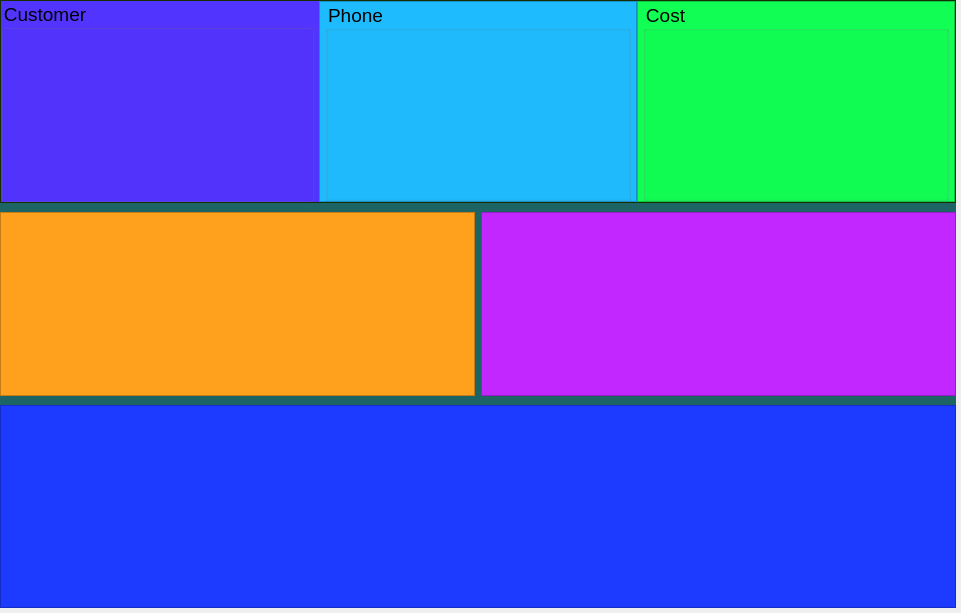
This is gui/uis/pages/main_pages.ui in kusiLaw/laky-phone-POS as Qt 5 draws it before an edit. The edited form follows.
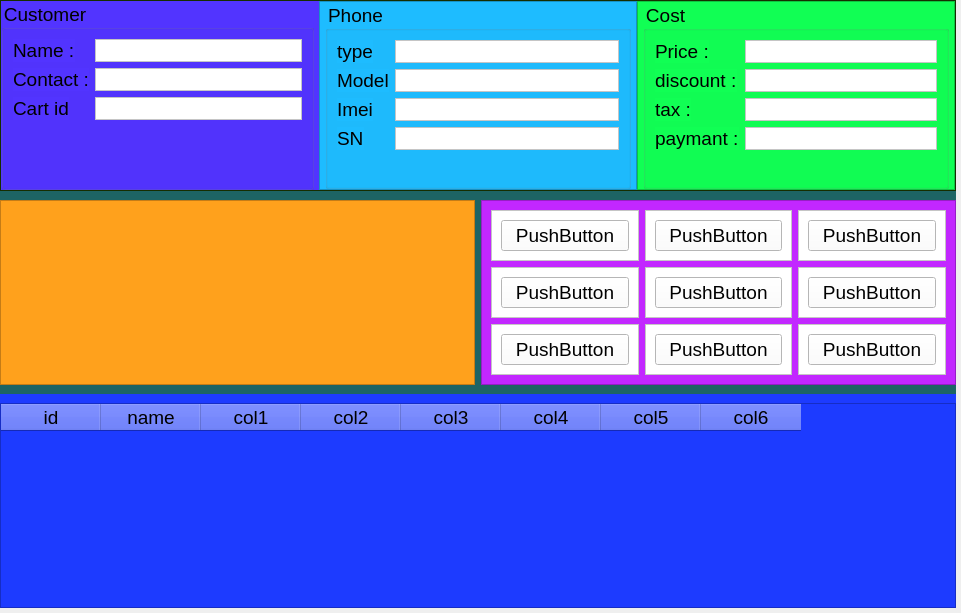
This is the edited form.

Commit message: phone sales partition

The edit to the form file:
```diff
--- a/gui/uis/pages/main_pages.ui
+++ b/gui/uis/pages/main_pages.ui
@@ -189,6 +189,12 @@
               </property>
               <item>
                <widget class="QFrame" name="phone_form_section">
+                <property name="sizePolicy">
+                 <sizepolicy hsizetype="Preferred" vsizetype="Preferred">
+                  <horstretch>0</horstretch>
+                  <verstretch>0</verstretch>
+                 </sizepolicy>
+                </property>
                 <property name="minimumSize">
                  <size>
                   <width>934</width>
@@ -276,6 +282,78 @@
                       <property name="title">
                        <string>Customer</string>
                       </property>
+                      <layout class="QFormLayout" name="formLayout">
+                       <item row="1" column="0">
+                        <widget class="QLabel" name="label_3">
+                         <property name="text">
+                          <string>Name :</string>
+                         </property>
+                        </widget>
+                       </item>
+                       <item row="1" column="1">
+                        <widget class="QFrame" name="frame_10">
+                         <property name="styleSheet">
+                          <string notr="true">background: rgb(255, 255, 255)</string>
+                         </property>
+                         <property name="frameShape">
+                          <enum>QFrame::StyledPanel</enum>
+                         </property>
+                         <property name="frameShadow">
+                          <enum>QFrame::Raised</enum>
+                         </property>
+                        </widget>
+                       </item>
+                       <item row="2" column="0">
+                        <widget class="QLabel" name="label_2">
+                         <property name="text">
+                          <string>Contact :</string>
+                         </property>
+                        </widget>
+                       </item>
+                       <item row="2" column="1">
+                        <widget class="QFrame" name="frame_11">
+                         <property name="styleSheet">
+                          <string notr="true">background: rgb(255, 255, 255)</string>
+                         </property>
+                         <property name="frameShape">
+                          <enum>QFrame::StyledPanel</enum>
+                         </property>
+                         <property name="frameShadow">
+                          <enum>QFrame::Raised</enum>
+                         </property>
+                        </widget>
+                       </item>
+                       <item row="3" column="0">
+                        <widget class="QLabel" name="label_4">
+                         <property name="text">
+                          <string>Cart id</string>
+                         </property>
+                        </widget>
+                       </item>
+                       <item row="4" column="0">
+                        <widget class="QFrame" name="frame_8">
+                         <property name="frameShape">
+                          <enum>QFrame::StyledPanel</enum>
+                         </property>
+                         <property name="frameShadow">
+                          <enum>QFrame::Raised</enum>
+                         </property>
+                        </widget>
+                       </item>
+                       <item row="3" column="1">
+                        <widget class="QFrame" name="frame_21">
+                         <property name="styleSheet">
+                          <string notr="true">background:rgb(255, 255, 255);</string>
+                         </property>
+                         <property name="frameShape">
+                          <enum>QFrame::StyledPanel</enum>
+                         </property>
+                         <property name="frameShadow">
+                          <enum>QFrame::Raised</enum>
+                         </property>
+                        </widget>
+                       </item>
+                      </layout>
                      </widget>
                     </item>
                    </layout>
@@ -325,6 +403,88 @@
                       <property name="title">
                        <string>Phone</string>
                       </property>
+                      <layout class="QFormLayout" name="formLayout_2">
+                       <item row="0" column="0">
+                        <widget class="QLabel" name="label_5">
+                         <property name="text">
+                          <string>type</string>
+                         </property>
+                        </widget>
+                       </item>
+                       <item row="0" column="1">
+                        <widget class="QFrame" name="frame_22">
+                         <property name="styleSheet">
+                          <string notr="true">background:rgb(255, 255, 255);</string>
+                         </property>
+                         <property name="frameShape">
+                          <enum>QFrame::StyledPanel</enum>
+                         </property>
+                         <property name="frameShadow">
+                          <enum>QFrame::Raised</enum>
+                         </property>
+                        </widget>
+                       </item>
+                       <item row="1" column="0">
+                        <widget class="QLabel" name="label_6">
+                         <property name="text">
+                          <string>Model</string>
+                         </property>
+                        </widget>
+                       </item>
+                       <item row="2" column="0">
+                        <widget class="QLabel" name="label_7">
+                         <property name="text">
+                          <string>Imei</string>
+                         </property>
+                        </widget>
+                       </item>
+                       <item row="3" column="0">
+                        <widget class="QLabel" name="label_8">
+                         <property name="text">
+                          <string>SN</string>
+                         </property>
+                        </widget>
+                       </item>
+                       <item row="2" column="1">
+                        <widget class="QFrame" name="frame_23">
+                         <property name="styleSheet">
+                          <string notr="true">background:rgb(255, 255, 255);</string>
+                         </property>
+                         <property name="frameShape">
+                          <enum>QFrame::StyledPanel</enum>
+                         </property>
+                         <property name="frameShadow">
+                          <enum>QFrame::Raised</enum>
+                         </property>
+                        </widget>
+                       </item>
+                       <item row="1" column="1">
+                        <widget class="QFrame" name="frame_24">
+                         <property name="styleSheet">
+                          <string notr="true">background:rgb(255, 255, 255);</string>
+                         </property>
+                         <property name="frameShape">
+                          <enum>QFrame::StyledPanel</enum>
+                         </property>
+                         <property name="frameShadow">
+                          <enum>QFrame::Raised</enum>
+                         </property>
+                        </widget>
+                       </item>
+                       <item row="3" column="1">
+                        <widget class="QFrame" name="frame_25">
+                         <property name="styleSheet">
+                          <string notr="true">background:rgb(255, 255, 255);</string>
+                         </property>
+                         <property name="frameShape">
+                          <enum>QFrame::StyledPanel</enum>
+                         </property>
+                         <property name="frameShadow">
+                          <enum>QFrame::Raised</enum>
+                         </property>
+                        </widget>
+                       </item>
+                      </layout>
                      </widget>
                     </item>
                    </layout>
@@ -374,6 +534,88 @@
                       <property name="title">
                        <string>Cost</string>
                       </property>
+                      <layout class="QFormLayout" name="formLayout_3">
+                       <item row="0" column="0">
+                        <widget class="QLabel" name="label_9">
+                         <property name="text">
+                          <string>Price :</string>
+                         </property>
+                        </widget>
+                       </item>
+                       <item row="1" column="0">
+                        <widget class="QLabel" name="label_10">
+                         <property name="text">
+                          <string>discount :</string>
+                         </property>
+                        </widget>
+                       </item>
+                       <item row="2" column="0">
+                        <widget class="QLabel" name="label_11">
+                         <property name="text">
+                          <string>tax :</string>
+                         </property>
+                        </widget>
+                       </item>
+                       <item row="3" column="0">
+                        <widget class="QLabel" name="label_12">
+                         <property name="text">
+                          <string>paymant :</string>
+                         </property>
+                        </widget>
+                       </item>
+                       <item row="0" column="1">
+                        <widget class="QFrame" name="frame_26">
+                         <property name="styleSheet">
+                          <string notr="true">background:rgb(255, 255, 255);</string>
+                         </property>
+                         <property name="frameShape">
+                          <enum>QFrame::StyledPanel</enum>
+                         </property>
+                         <property name="frameShadow">
+                          <enum>QFrame::Raised</enum>
+                         </property>
+                        </widget>
+                       </item>
+                       <item row="1" column="1">
+                        <widget class="QFrame" name="frame_27">
+                         <property name="styleSheet">
+                          <string notr="true">background:rgb(255, 255, 255);</string>
+                         </property>
+                         <property name="frameShape">
+                          <enum>QFrame::StyledPanel</enum>
+                         </property>
+                         <property name="frameShadow">
+                          <enum>QFrame::Raised</enum>
+                         </property>
+                        </widget>
+                       </item>
+                       <item row="2" column="1">
+                        <widget class="QFrame" name="frame_28">
+                         <property name="styleSheet">
+                          <string notr="true">background:rgb(255, 255, 255);</string>
+                         </property>
+                         <property name="frameShape">
+                          <enum>QFrame::StyledPanel</enum>
+                         </property>
+                         <property name="frameShadow">
+                          <enum>QFrame::Raised</enum>
+                         </property>
+                        </widget>
+                       </item>
+                       <item row="3" column="1">
+                        <widget class="QFrame" name="frame_29">
+                         <property name="styleSheet">
+                          <string notr="true">background:rgb(255, 255, 255);</string>
+                         </property>
+                         <property name="frameShape">
+                          <enum>QFrame::StyledPanel</enum>
+                         </property>
+                         <property name="frameShadow">
+                          <enum>QFrame::Raised</enum>
+                         </property>
+                        </widget>
+                       </item>
+                      </layout>
                      </widget>
                     </item>
                    </layout>
@@ -436,6 +678,206 @@
                    <property name="frameShadow">
                     <enum>QFrame::Raised</enum>
                    </property>
+                   <layout class="QGridLayout" name="gridLayout">
+                    <item row="2" column="2">
+                     <widget class="QFrame" name="frame_13">
+                      <property name="styleSheet">
+                       <string notr="true">background:rgb(255, 255, 255);</string>
+                      </property>
+                      <property name="frameShape">
+                       <enum>QFrame::StyledPanel</enum>
+                      </property>
+                      <property name="frameShadow">
+                       <enum>QFrame::Raised</enum>
+                      </property>
+                      <layout class="QVBoxLayout" name="verticalLayout_10">
+                       <item>
+                        <widget class="QPushButton" name="pushButton_9">
+                         <property name="text">
+                          <string>PushButton</string>
+                         </property>
+                        </widget>
+                       </item>
+                      </layout>
+                     </widget>
+                    </item>
+                    <item row="1" column="1">
+                     <widget class="QFrame" name="frame_14">
+                      <property name="styleSheet">
+                       <string notr="true">background:rgb(255, 255, 255);</string>
+                      </property>
+                      <property name="frameShape">
+                       <enum>QFrame::StyledPanel</enum>
+                      </property>
+                      <property name="frameShadow">
+                       <enum>QFrame::Raised</enum>
+                      </property>
+                      <layout class="QVBoxLayout" name="verticalLayout_11">
+                       <item>
+                        <widget class="QPushButton" name="pushButton_5">
+                         <property name="text">
+                          <string>PushButton</string>
+                         </property>
+                        </widget>
+                       </item>
+                      </layout>
+                     </widget>
+                    </item>
+                    <item row="1" column="2">
+                     <widget class="QFrame" name="frame_12">
+                      <property name="styleSheet">
+                       <string notr="true">background:rgb(255, 255, 255);</string>
+                      </property>
+                      <property name="frameShape">
+                       <enum>QFrame::StyledPanel</enum>
+                      </property>
+                      <property name="frameShadow">
+                       <enum>QFrame::Raised</enum>
+                      </property>
+                      <layout class="QVBoxLayout" name="verticalLayout_9">
+                       <item>
+                        <widget class="QPushButton" name="pushButton_6">
+                         <property name="text">
+                          <string>PushButton</string>
+                         </property>
+                        </widget>
+                       </item>
+                      </layout>
+                     </widget>
+                    </item>
+                    <item row="2" column="1">
+                     <widget class="QFrame" name="frame_15">
+                      <property name="styleSheet">
+                       <string notr="true">background:rgb(255, 255, 255);</string>
+                      </property>
+                      <property name="frameShape">
+                       <enum>QFrame::StyledPanel</enum>
+                      </property>
+                      <property name="frameShadow">
+                       <enum>QFrame::Raised</enum>
+                      </property>
+                      <layout class="QVBoxLayout" name="verticalLayout_12">
+                       <item>
+                        <widget class="QPushButton" name="pushButton_8">
+                         <property name="text">
+                          <string>PushButton</string>
+                         </property>
+                        </widget>
+                       </item>
+                      </layout>
+                     </widget>
+                    </item>
+                    <item row="0" column="1">
+                     <widget class="QFrame" name="frame_16">
+                      <property name="styleSheet">
+                       <string notr="true">background:rgb(255, 255, 255);</string>
+                      </property>
+                      <property name="frameShape">
+                       <enum>QFrame::StyledPanel</enum>
+                      </property>
+                      <property name="frameShadow">
+                       <enum>QFrame::Raised</enum>
+                      </property>
+                      <layout class="QVBoxLayout" name="verticalLayout_13">
+                       <item>
+                        <widget class="QPushButton" name="pushButton_2">
+                         <property name="text">
+                          <string>PushButton</string>
+                         </property>
+                        </widget>
+                       </item>
+                      </layout>
+                     </widget>
+                    </item>
+                    <item row="0" column="2">
+                     <widget class="QFrame" name="frame_17">
+                      <property name="styleSheet">
+                       <string notr="true">background:rgb(255, 255, 255);</string>
+                      </property>
+                      <property name="frameShape">
+                       <enum>QFrame::StyledPanel</enum>
+                      </property>
+                      <property name="frameShadow">
+                       <enum>QFrame::Raised</enum>
+                      </property>
+                      <layout class="QVBoxLayout" name="verticalLayout_14">
+                       <item>
+                        <widget class="QPushButton" name="pushButton_3">
+                         <property name="text">
+                          <string>PushButton</string>
+                         </property>
+                        </widget>
+                       </item>
+                      </layout>
+                     </widget>
+                    </item>
+                    <item row="0" column="0">
+                     <widget class="QFrame" name="frame_18">
+                      <property name="styleSheet">
+                       <string notr="true">background:rgb(255, 255, 255);</string>
+                      </property>
+                      <property name="frameShape">
+                       <enum>QFrame::StyledPanel</enum>
+                      </property>
+                      <property name="frameShadow">
+                       <enum>QFrame::Raised</enum>
+                      </property>
+                      <layout class="QVBoxLayout" name="verticalLayout_15">
+                       <item>
+                        <widget class="QPushButton" name="pushButton">
+                         <property name="text">
+                          <string>PushButton</string>
+                         </property>
+                        </widget>
+                       </item>
+                      </layout>
+                     </widget>
+                    </item>
+                    <item row="1" column="0">
+                     <widget class="QFrame" name="frame_19">
+                      <property name="styleSheet">
+                       <string notr="true">background:rgb(255, 255, 255);</string>
+                      </property>
+                      <property name="frameShape">
+                       <enum>QFrame::StyledPanel</enum>
+                      </property>
+                      <property name="frameShadow">
+                       <enum>QFrame::Raised</enum>
+                      </property>
+                      <layout class="QVBoxLayout" name="verticalLayout_16">
+                       <item>
+                        <widget class="QPushButton" name="pushButton_4">
+                         <property name="text">
+                          <string>PushButton</string>
+                         </property>
+                        </widget>
+                       </item>
+                      </layout>
+                     </widget>
+                    </item>
+                    <item row="2" column="0">
+                     <widget class="QFrame" name="frame_20">
+                      <property name="styleSheet">
+                       <string notr="true">background:rgb(255, 255, 255);</string>
+                      </property>
+                      <property name="frameShape">
+                       <enum>QFrame::StyledPanel</enum>
+                      </property>
+                      <property name="frameShadow">
+                       <enum>QFrame::Raised</enum>
+                      </property>
+                      <layout class="QVBoxLayout" name="verticalLayout_17">
+                       <item>
+                        <widget class="QPushButton" name="pushButton_7">
+                         <property name="text">
+                          <string>PushButton</string>
+                         </property>
+                        </widget>
+                       </item>
+                      </layout>
+                     </widget>
+                    </item>
+                   </layout>
                   </widget>
                  </item>
                 </layout>
@@ -465,11 +907,69 @@
                  <string notr="true">background: rgb(29, 59, 255);</string>
                 </property>
                 <property name="frameShape">
-                 <enum>QFrame::StyledPanel</enum>
+                 <enum>QFrame::NoFrame</enum>
                 </property>
                 <property name="frameShadow">
                  <enum>QFrame::Raised</enum>
                 </property>
+                <layout class="QHBoxLayout" name="horizontalLayout_3">
+                 <property name="leftMargin">
+                  <number>0</number>
+                 </property>
+                 <property name="rightMargin">
+                  <number>0</number>
+                 </property>
+                 <property name="bottomMargin">
+                  <number>0</number>
+                 </property>
+                 <item>
+                  <widget class="QTableWidget" name="tableWidget">
+                   <property name="selectionBehavior">
+                    <enum>QAbstractItemView::SelectRows</enum>
+                   </property>
+                   <column>
+                    <property name="text">
+                     <string>id</string>
+                    </property>
+                   </column>
+                   <column>
+                    <property name="text">
+                     <string>name</string>
+                    </property>
+                   </column>
+                   <column>
+                    <property name="text">
+                     <string>col1</string>
+                    </property>
+                   </column>
+                   <column>
+                    <property name="text">
+                     <string>col2</string>
+                    </property>
+                   </column>
+                   <column>
+                    <property name="text">
+                     <string>col3</string>
+                    </property>
+                   </column>
+                   <column>
+                    <property name="text">
+                     <string>col4</string>
+                    </property>
+                   </column>
+                   <column>
+                    <property name="text">
+                     <string>col5</string>
+                    </property>
+                   </column>
+                   <column>
+                    <property name="text">
+                     <string>col6</string>
+                    </property>
+                   </column>
+                  </widget>
+                 </item>
+                </layout>
                </widget>
               </item>
              </layout>
```
Left out of the diff: 2 changed lines with no effect on the pictures. The commit also changes 1 other file.
